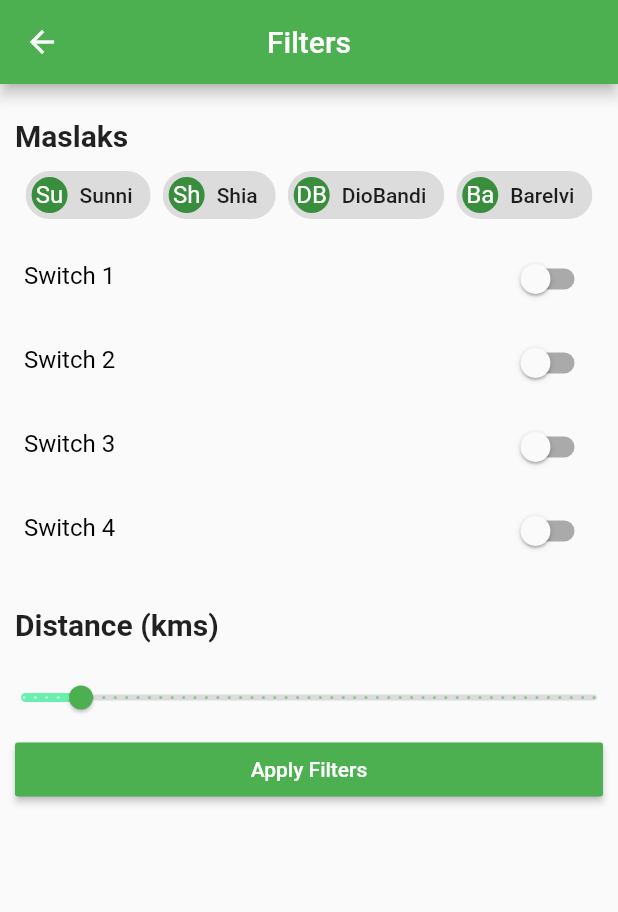
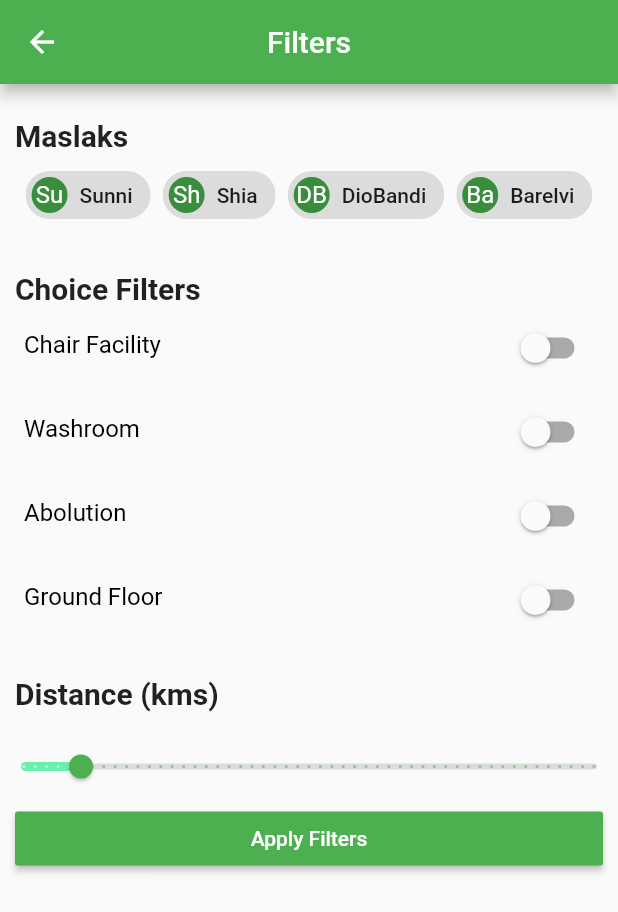
Before and after one commit to muhammadsaad-ak/prayer_location_finder_app, a Flutter app: the CastFilter screen opened directly, on a phone screen of 412 x 824 dp. Shown: the top 912 px of the screen. Run offline on Flutter 3.47's test engine with Material 2 defaults, Android fonts, the phone set to English and light mode, and no system bars; our stand-ins replace adhan, animated_splash_screen, auto_size_text, carousel_slider, dio, eva_icons_flutter and 8 more; missing offline and left inert: custom_switch, filter_list, flutter_google_places, flutter_sequence_animation, google_maps_place_picker, google_maps_webservice and 2 more; accounts and stored records are empty; generated files the repository leaves out were written again.

Commit message:
Adding files in project 'prayer_location_finder_app' to Git...

```diff
--- a/lib/widgets/filter_dialog.dart
+++ b/lib/widgets/filter_dialog.dart
@@ -2,6 +2,7 @@ import 'package:flutter/material.dart';
 import 'package:auto_size_text/auto_size_text.dart';
 import 'package:flutter/cupertino.dart';
 import 'package:font_awesome_flutter/font_awesome_flutter.dart';
+import 'package:custom_switch/custom_switch.dart';
 
 class ActorFilterEntry {
   const ActorFilterEntry(this.name, this.initials);
@@ -21,15 +22,11 @@ class CastFilter extends StatefulWidget {
 }
 
 class CastFilterState extends State<CastFilter> {
-  List<bool> _values = [false, false, false, false];
+  bool status = false;
+  bool status2 = false;
+  bool status3 = false;
+  bool status4 = false;
   double _currentSliderValue = 5;
-  final List<Filters> cast2 = <Filters>[
-    const Filters("Maslaq", "M"),
-    const Filters("Chair Facility", "CF"),
-    const Filters("Ground Floor", "GF"),
-    const Filters("Ablution", "A"),
-    const Filters("Washroom", "W"),
-  ];
   final List<ActorFilterEntry> _cast = <ActorFilterEntry>[
     const ActorFilterEntry('Sunni', 'Su'),
     const ActorFilterEntry('Shia', 'Sh'),
@@ -64,7 +61,6 @@ class CastFilterState extends State<CastFilter> {
 
   @override
   Widget build(BuildContext context) {
-    final int count = 4;
     return Scaffold(
       appBar: AppBar(
         backgroundColor: Colors.green,
@@ -96,20 +92,31 @@ class CastFilterState extends State<CastFilter> {
                 ),
                 Column(
                   children: <Widget>[
-                    for (int i = 0; i < count; i++)
+                    Align(
+                      alignment: Alignment.centerLeft,
+                      child: Container(
+                        child: Text(
+                          "\n  Choice Filters",
+                          textAlign: TextAlign.left,
+                          overflow: TextOverflow.ellipsis,
+                          style: TextStyle(
+                            fontWeight: FontWeight.bold,
+                            fontSize: 20,
+                          ),
+                        ),
+                      ),
+                    ),
                     ListTile(
                       title: Column(
                         children: [
                           Align(
                             alignment: Alignment.centerRight,
                             child: Switch(
-                                value: _values[i],
+                              value: status,
                               activeColor: Color(0xFF4CAF50),
-                                onChanged: i == count
-                                    ? null
-                                    : (bool value) {
+                              onChanged: (value) {
                                 setState(() {
-                                          _values[i] = value;
+                                  status = value;
                                 });
                               },
                             ),
@@ -117,10 +124,86 @@ class CastFilterState extends State<CastFilter> {
                         ],
                       ),
                       leading: Text(
-                          'Switch ${i + 1}',
-                          style: Theme.of(context).textTheme.subtitle1.copyWith(
-                              color:
-                                  i == count ? Colors.black38 : Colors.black),
+                        "Chair Facility",
+                        style: Theme.of(context)
+                            .textTheme
+                            .subtitle1
+                            .copyWith(color: Colors.black),
+                      ),
+                    ),
+                    ListTile(
+                      title: Column(
+                        children: [
+                          Align(
+                            alignment: Alignment.centerRight,
+                            child: Switch(
+                              value: status2,
+                              activeColor: Color(0xFF4CAF50),
+                              onChanged: (value) {
+                                setState(() {
+                                  status2 = value;
+                                });
+                              },
+                            ),
+                          ),
+                        ],
+                      ),
+                      leading: Text(
+                        "Washroom",
+                        style: Theme.of(context)
+                            .textTheme
+                            .subtitle1
+                            .copyWith(color: Colors.black),
+                      ),
+                    ),
+                    ListTile(
+                      title: Column(
+                        children: [
+                          Align(
+                            alignment: Alignment.centerRight,
+                            child: Switch(
+                              value: status3,
+                              activeColor: Color(0xFF4CAF50),
+                              onChanged: (value) {
+                                setState(() {
+                                  status3 = value;
+                                });
+                              },
+                            ),
+                          ),
+                        ],
+                      ),
+                      leading: Text(
+                        "Abolution",
+                        style: Theme.of(context)
+                            .textTheme
+                            .subtitle1
+                            .copyWith(color: Colors.black),
+                      ),
+                    ),
+                    ListTile(
+                      title: Column(
+                        children: [
+                          Align(
+                            alignment: Alignment.centerRight,
+                            child: Switch(
+                              value: status4,
+                              activeColor: Color(0xFF4CAF50),
+                              onChanged: (value) {
+                                setState(() {
+                                  status4 = value;
+                                });
+                              },
+                            ),
+                          ),
+                        ],
+                      ),
+                      leading: Text(
+                        "Ground Floor",
+                        style: Theme.of(context)
+                            .textTheme
+                            .subtitle1
+                            .copyWith(color: Colors.black),
                       ),
                     ),
                   ],
--- a/pubspec.yaml
+++ b/pubspec.yaml
@@ -32,6 +32,7 @@ dependencies:
   auto_size_text: ^2.1.0
   filter_list: ^0.0.8
   smart_select: ^4.3.2
+  custom_switch:
   pinput: ^0.2.6
   http: ^0.12.2
   uuid: ^2.2.2
```
Also changed, not shown: pubspec.lock. Lines whose indentation alone changed are shown as unchanged.
